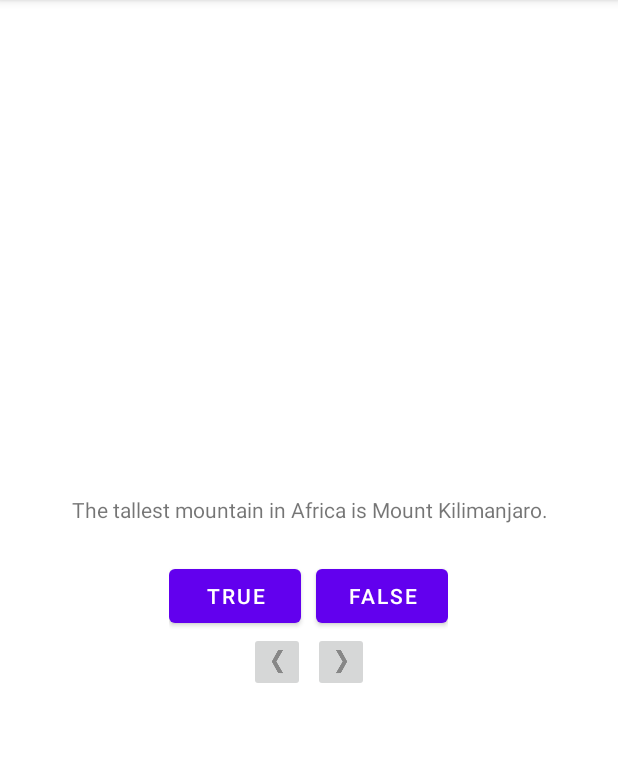
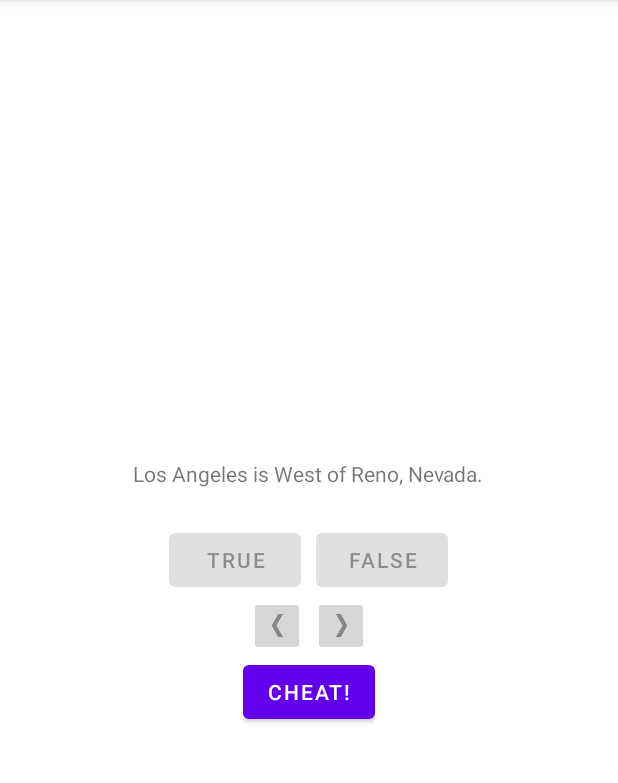
Before and after one commit to M-Levitt/GeoQuiz, an Android app: the screen it shows after launch (MainActivity), after a tap on "FALSE", on a phone screen of 412 x 824 dp, the part 84-867 px from its top. Run offline under Robolectric (Android 15) with nearby library versions, the phone set to English and light mode, and no system bars; 2 other taps on this screen came first.

Commit message:
Finished version of GeoQuiz

```diff
--- a/app/src/main/AndroidManifest.xml
+++ b/app/src/main/AndroidManifest.xml
@@ -9,6 +9,7 @@
         android:roundIcon="@mipmap/ic_launcher_round"
         android:supportsRtl="true"
         android:theme="@style/Theme.GeoQuiz">
+        <activity android:name=".CheatActivity"></activity>
         <activity android:name=".MainActivity">
             <intent-filter>
                 <action android:name="android.intent.action.MAIN" />
--- a/app/src/main/java/com/example/geoquiz/MainActivity.kt
+++ b/app/src/main/java/com/example/geoquiz/MainActivity.kt
@@ -1,5 +1,7 @@
 package com.example.geoquiz
 
+import android.app.Activity
+import android.content.Intent
 import androidx.appcompat.app.AppCompatActivity
 import android.os.Bundle
 import android.util.Log
@@ -10,13 +12,15 @@ import androidx.lifecycle.ViewModelProviders
 
 private const val TAG = "MainActivity"
 private const val KEY_INDEX = "index"
+private const val REQUEST_CODE_CHEAT = 0
 
 class MainActivity : AppCompatActivity() {
 
     private lateinit var trueButton: Button
     private lateinit var falseButton: Button
+    private lateinit var prevButton: ImageButton
     private lateinit var nextButton: ImageButton
-    private lateinit var prevButton: ImageButton
+    private lateinit var cheatButton: Button
     private lateinit var questionTextView: TextView
 
     private val quizViewModel: QuizViewModel by lazy {
@@ -33,29 +37,57 @@ class MainActivity : AppCompatActivity() {
 
         trueButton = findViewById(R.id.true_button)
         falseButton = findViewById(R.id.false_button)
+        prevButton = findViewById(R.id.prev_button)
         nextButton = findViewById(R.id.next_button)
-        prevButton = findViewById(R.id.prev_button)
+        cheatButton = findViewById(R.id.cheat_button)
         questionTextView = findViewById(R.id.question_text_view)
 
         trueButton.setOnClickListener {view: View ->
             checkAnswer(true)
+            quizViewModel.hasRepeated()
+            checkRepeat()
         }
 
         falseButton.setOnClickListener {view: View ->
             checkAnswer(false)
+            quizViewModel.hasRepeated()
+            checkRepeat()
         }
 
         nextButton.setOnClickListener {
             quizViewModel.moveToNext()
             updateQuestion()
+            checkRepeat()
         }
 
         prevButton.setOnClickListener {
             quizViewModel.moveToPrev()
             updateQuestion()
+            checkRepeat()
         }
 
+        cheatButton.setOnClickListener {
+            // Start CheatActivity
+            val answerIsTrue = quizViewModel.currentQuestionAnswer
+            val intent = CheatActivity.newIntent(this@MainActivity, answerIsTrue)
+            startActivityForResult(intent, REQUEST_CODE_CHEAT)
+        }
+
+        checkRepeat()
         updateQuestion()
+    }
+
+    override fun onActivityResult(requestCode: Int, resultCode: Int, data: Intent?) {
+        super.onActivityResult(requestCode, resultCode, data)
+
+        if (resultCode != Activity.RESULT_OK) {
+            return
+        }
+
+        if (requestCode == REQUEST_CODE_CHEAT) {
+            quizViewModel.isCheater =
+                data?.getBooleanExtra(EXTRA_ANSWER_SHOWN, false) ?: false
+        }
     }
 
     override fun onStart() {
@@ -96,13 +128,25 @@ class MainActivity : AppCompatActivity() {
 
     private fun checkAnswer(userAnswer: Boolean) {
         val correctAnswer = quizViewModel.currentQuestionAnswer
-        val messageResId = if (userAnswer == correctAnswer) {
-            R.string.correct_toast
-        }
-        else {
-            R.string.incorrect_toast
+        val messageResId = when {
+            quizViewModel.isCheater -> R.string.judgment_toast
+            userAnswer == correctAnswer -> R.string.correct_toast
+            else -> R.string.incorrect_toast
         }
 
         Toast.makeText(this, messageResId, Toast.LENGTH_SHORT).show()
     }
+
+    private fun checkRepeat() {
+        val repeatQuestion = quizViewModel.currentQuestionRepeat
+        if (!repeatQuestion) {
+            trueButton.isEnabled = true
+            falseButton.isEnabled = true
+        }
+
+        if (repeatQuestion) {
+            trueButton.isEnabled = false
+            falseButton.isEnabled = false
+        }
+    }
 }
--- a/app/src/main/java/com/example/geoquiz/Question.kt
+++ b/app/src/main/java/com/example/geoquiz/Question.kt
@@ -2,4 +2,4 @@ package com.example.geoquiz
 
 import androidx.annotation.StringRes
 
-data class Question(@StringRes val textResId: Int, val answer: Boolean)
+data class Question(@StringRes val textResId: Int, val answer: Boolean, var repeat: Boolean)
--- a/app/src/main/java/com/example/geoquiz/QuizViewModel.kt
+++ b/app/src/main/java/com/example/geoquiz/QuizViewModel.kt
@@ -8,15 +8,16 @@ private const val TAG = "QuizViewModel"
 class QuizViewModel : ViewModel() {
 
     var currentIndex = 0
+    var isCheater = false
 
     private val questionBank = listOf(
-        Question(R.string.question_africa, true),
-        Question(R.string.question_machu, false),
-        Question(R.string.question_new_zealand, false),
-        Question(R.string.question_petra, true),
-        Question(R.string.question_hawaii, true),
-        Question(R.string.question_yellowstone, true),
-        Question(R.string.question_LA, false)
+        Question(R.string.question_africa, true, false),
+        Question(R.string.question_machu, false, false),
+        Question(R.string.question_new_zealand, false, false),
+        Question(R.string.question_petra, true, false),
+        Question(R.string.question_hawaii, true, false),
+        Question(R.string.question_yellowstone, true, false),
+        Question(R.string.question_LA, false, false)
     )
 
     val currentQuestionAnswer: Boolean
@@ -24,6 +25,9 @@ class QuizViewModel : ViewModel() {
 
     val currentQuestionText: Int
         get() = questionBank[currentIndex].textResId
+
+    val currentQuestionRepeat: Boolean
+        get() = questionBank[currentIndex].repeat
 
     fun moveToNext() {
         currentIndex = (currentIndex + 1) % questionBank.size
@@ -35,4 +39,8 @@ class QuizViewModel : ViewModel() {
             currentIndex = questionBank.size - 1
         }
     }
+
+    fun hasRepeated() {
+        questionBank[currentIndex].repeat = true
+    }
 }
--- a/app/src/main/res/layout-land/activity_main.xml
+++ b/app/src/main/res/layout-land/activity_main.xml
@@ -56,4 +56,17 @@
 
     </LinearLayout>
 
+<LinearLayout
+    android:layout_width="wrap_content"
+    android:layout_height="wrap_content"
+    android:layout_gravity="right">
+
+    <Button
+        android:id="@+id/cheat_button"
+        android:layout_width="wrap_content"
+        android:layout_height="wrap_content"
+        android:text="@string/cheat_button"/>
+
+</LinearLayout>
+
 </FrameLayout>
--- a/app/src/main/res/layout/activity_main.xml
+++ b/app/src/main/res/layout/activity_main.xml
@@ -56,4 +56,17 @@
 
     </LinearLayout>
 
+    <LinearLayout
+        android:layout_width="wrap_content"
+        android:layout_height="wrap_content"
+        android:orientation="horizontal">
+
+        <Button
+            android:id="@+id/cheat_button"
+            android:layout_width="wrap_content"
+            android:layout_height="wrap_content"
+            android:text="@string/cheat_button"/>
+
+    </LinearLayout>
+
 </LinearLayout>
--- a/app/src/main/res/values/strings.xml
+++ b/app/src/main/res/values/strings.xml
@@ -13,4 +13,8 @@
     <string name="prev_button">Prev</string>
     <string name="correct_toast">Correct!</string>
     <string name="incorrect_toast">Incorrect!</string>
+    <string name="warning_text">Are you sure you want to do this?</string>
+    <string name="show_answer_button">Show Answer</string>
+    <string name="cheat_button">Cheat!</string>
+    <string name="judgment_toast">Cheating is wrong.</string>
 </resources>
```
Also changed, not shown: app/src/main/java/com/example/geoquiz/CheatActivity.kt (added, +54 -0 lines), app/src/main/res/layout/activity_cheat.xml (added, +29 -0 lines).
